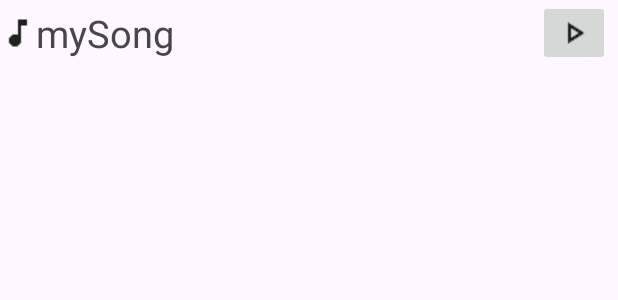
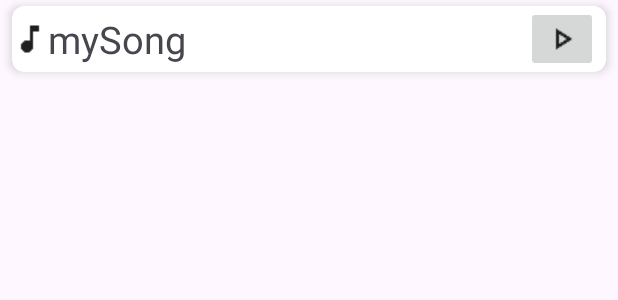
Before and after one commit to Saw-Baw-Mu-Thaw/MidPlayer, an Android app: the layout playlist_detail_list_item.xml on its own in the app's theme, with its tools: preview values and no code run, on a phone screen of 412 x 824 dp. Shown: the top 300 px of the screen. Run offline under Robolectric (Android 15) with nearby library versions, the phone set to English and light mode, and no system bars.

Commit message:
made playlist and playlist detail item use card views

```diff
--- /dev/null
+++ b/app/src/main/res/drawable/small_player_background.xml
@@ -0,0 +1,6 @@
+<?xml version="1.0" encoding="utf-8"?>
+<shape xmlns:android="http://schemas.android.com/apk/res/android">
+    <stroke android:color="@color/black" android:width="4dp"/>
+
+    <corners android:radius="15dp" />
+</shape>
--- a/app/src/main/res/layout/fragment_small_player.xml
+++ b/app/src/main/res/layout/fragment_small_player.xml
@@ -9,7 +9,10 @@
     <LinearLayout
         android:layout_width="match_parent"
         android:layout_height="wrap_content"
-        android:orientation="horizontal">
+        android:orientation="horizontal"
+        android:padding="10dp"
+        android:layout_marginHorizontal="5dp"
+        android:background="@drawable/small_player_background">
 
         <ImageView
             android:layout_weight="0"
--- a/app/src/main/res/layout/playlist_detail_list_item.xml
+++ b/app/src/main/res/layout/playlist_detail_list_item.xml
@@ -1,7 +1,18 @@
 <?xml version="1.0" encoding="utf-8"?>
-<LinearLayout xmlns:android="http://schemas.android.com/apk/res/android"
+<androidx.cardview.widget.CardView xmlns:android="http://schemas.android.com/apk/res/android"
+    xmlns:app="http://schemas.android.com/apk/res-auto"
+    xmlns:tools="http://schemas.android.com/tools"
     android:layout_width="match_parent"
     android:layout_height="wrap_content"
+    android:layout_marginStart="8dp"
+    android:layout_marginTop="4dp"
+    android:layout_marginEnd="8dp"
+    android:layout_marginBottom="4dp"
+    app:cardCornerRadius="8dp"
+    app:cardElevation="4dp">
+    <LinearLayout
+        android:layout_width="match_parent"
+        android:layout_height="match_parent"
         android:orientation="horizontal">
 
         <ImageView
@@ -27,9 +38,5 @@
             android:layout_weight="0"
             android:layout_gravity="center"
             android:layout_marginRight="5dp"/>
-
-
-
-
-
     </LinearLayout>
+</androidx.cardview.widget.CardView>
```
Also changed, not shown: app/src/main/java/com/android/midplayer/BaseActivity.java (+14 -11 lines), app/src/main/java/com/android/midplayer/SongReaderWriter.java (+11 -0 lines), app/src/main/res/layout/playlist_detail_grid_item.xml (+11 -1 lines), app/src/main/res/layout/playlist_grid_item.xml (+14 -5 lines), app/src/main/res/layout/playlist_list_item.xml (+13 -5 lines). Lines whose indentation alone changed are shown as unchanged.
